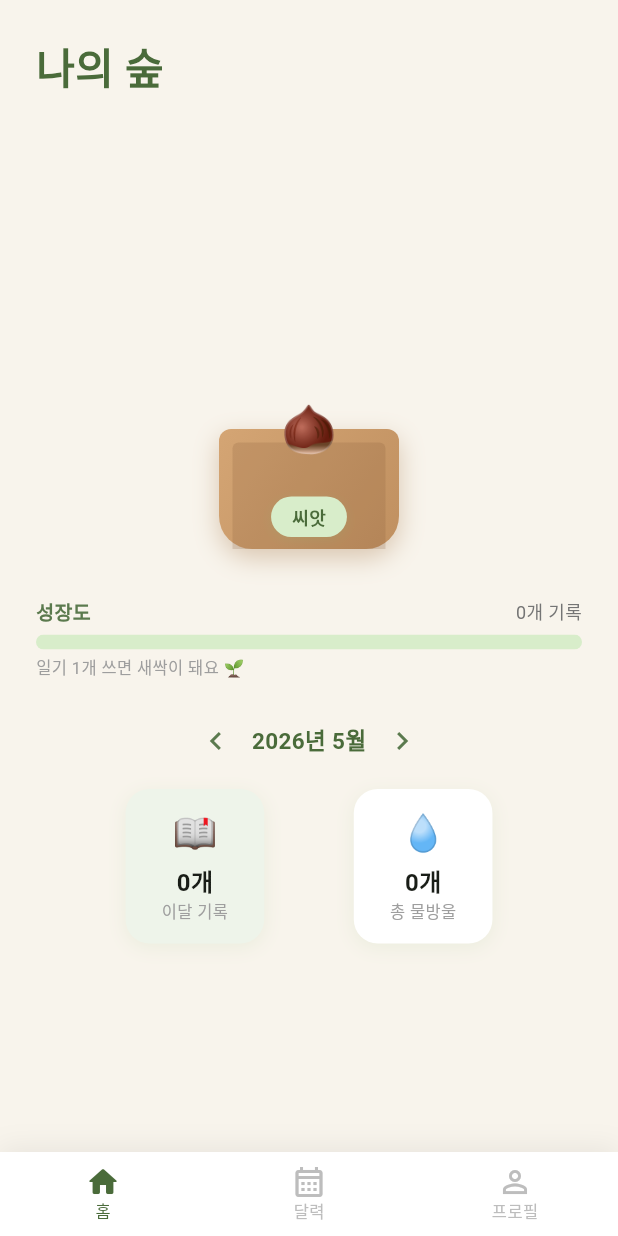
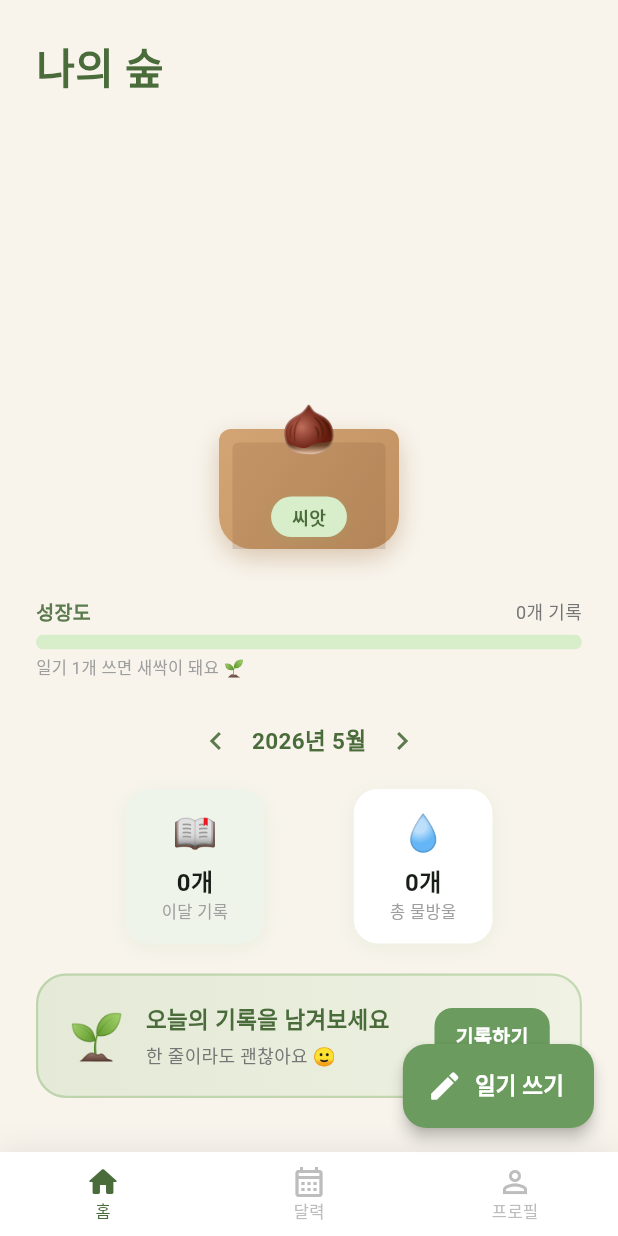
Before and after one commit to Rus12233/FinalExam, a Flutter app: the MainShell screen opened directly, after a tap on the "chevron left" icon, on a phone screen of 412 x 824 dp. Run offline on Flutter 3.47's test engine with Material 3 defaults, Android fonts, the phone set to English and light mode, and no system bars; our stand-ins replace hive, hive_flutter; accounts and stored records are empty.

Commit message:
chore: 화면 및 문서 업데이트
Co-Authored-By: Claude Sonnet 4.6 <noreply@anthropic.com>

```diff
--- a/lib/screens/home_screen.dart
+++ b/lib/screens/home_screen.dart
@@ -3,6 +3,7 @@ import 'package:provider/provider.dart';
 import '../providers/diary_provider.dart';
 import '../widgets/plant_widget.dart';
 import '../widgets/growth_progress_bar.dart';
+import 'write_screen.dart';
 
 class HomeScreen extends StatefulWidget {
   const HomeScreen({super.key});
@@ -35,12 +36,12 @@ class _HomeScreenState extends State<HomeScreen> {
               .entriesForMonth(_selectedMonth.year, _selectedMonth.month)
               .length;
 
-          return Padding(
-            padding: const EdgeInsets.all(24),
+          return SingleChildScrollView(
+            padding: const EdgeInsets.fromLTRB(24, 24, 24, 100),
             child: Column(
               crossAxisAlignment: CrossAxisAlignment.center,
               children: [
-                // 헤더 (버튼 없음)
+                // 헤더
                 const Align(
                   alignment: Alignment.centerLeft,
                   child: Text(
@@ -69,6 +70,10 @@ class _HomeScreenState extends State<HomeScreen> {
 
                 // 통계
                 _buildStats(monthCount, plant.waterDrops),
+                const SizedBox(height: 20),
+
+                // 오늘 기록 유도 카드
+                _buildTodayCard(context, provider),
               ],
             ),
           );
@@ -132,6 +137,127 @@ class _HomeScreenState extends State<HomeScreen> {
     );
   }
 
+  Widget _buildTodayCard(BuildContext context, DiaryProvider provider) {
+    final today = DateTime.now();
+    final todayEntries = provider.entriesForDate(today);
+
+    if (todayEntries.isEmpty) {
+      return GestureDetector(
+        onTap: () => Navigator.push(
+          context,
+          MaterialPageRoute(builder: (_) => const WriteScreen()),
+        ),
+        child: Container(
+          width: double.infinity,
+          padding: const EdgeInsets.symmetric(horizontal: 20, vertical: 18),
+          decoration: BoxDecoration(
+            gradient: LinearGradient(
+              colors: [
+                const Color(0xFF8FBA78).withValues(alpha: 0.18),
+                const Color(0xFFD8EDCA).withValues(alpha: 0.25),
+              ],
+            ),
+            borderRadius: BorderRadius.circular(20),
+            border: Border.all(
+              color: const Color(0xFF8FBA78).withValues(alpha: 0.45),
+              width: 1.5,
+            ),
+          ),
+          child: Row(
+            children: [
+              const Text('🌱', style: TextStyle(fontSize: 30)),
+              const SizedBox(width: 14),
+              Expanded(
+                child: Column(
+                  crossAxisAlignment: CrossAxisAlignment.start,
+                  children: [
+                    const Text(
+                      '오늘의 기록을 남겨보세요',
+                      style: TextStyle(
+                        fontSize: 15,
+                        fontWeight: FontWeight.bold,
+                        color: Color(0xFF4A6B3A),
+                      ),
+                    ),
+                    const SizedBox(height: 3),
+                    Text(
+                      '한 줄이라도 괜찮아요 🙂',
+                      style: TextStyle(fontSize: 12, color: Colors.grey.shade600),
+                    ),
+                  ],
+                ),
+              ),
+              Container(
+                padding: const EdgeInsets.symmetric(horizontal: 14, vertical: 9),
+                decoration: BoxDecoration(
+                  color: const Color(0xFF6B9B5E),
+                  borderRadius: BorderRadius.circular(12),
+                ),
+                child: const Text(
+                  '기록하기',
+                  style: TextStyle(
+                    color: Colors.white,
+                    fontSize: 13,
+                    fontWeight: FontWeight.bold,
+                  ),
+                ),
+              ),
+            ],
+          ),
+        ),
+      );
+    }
+
+    return Container(
+      width: double.infinity,
+      padding: const EdgeInsets.symmetric(horizontal: 18, vertical: 14),
+      decoration: BoxDecoration(
+        color: const Color(0xFFEEF4EA),
+        borderRadius: BorderRadius.circular(16),
+        border: Border.all(
+          color: const Color(0xFF8FBA78).withValues(alpha: 0.3),
+        ),
+      ),
+      child: Row(
+        children: [
+          const Text('✅', style: TextStyle(fontSize: 22)),
+          const SizedBox(width: 10),
+          Expanded(
+            child: Text(
+              '오늘 ${todayEntries.length}개 기록 완료!',
+              style: const TextStyle(
+                color: Color(0xFF4A6B3A),
+                fontWeight: FontWeight.w600,
+                fontSize: 14,
+              ),
+            ),
+          ),
+          GestureDetector(
+            onTap: () => Navigator.push(
+              context,
+              MaterialPageRoute(builder: (_) => const WriteScreen()),
+            ),
+            child: Container(
+              padding: const EdgeInsets.symmetric(horizontal: 12, vertical: 7),
+              decoration: BoxDecoration(
+                color: const Color(0xFF8FBA78).withValues(alpha: 0.22),
+                borderRadius: BorderRadius.circular(10),
+              ),
+              child: const Text(
+                '+ 추가',
+                style: TextStyle(
+                  color: Color(0xFF4A6B3A),
+                  fontSize: 12,
+                  fontWeight: FontWeight.bold,
+                ),
+              ),
+            ),
+          ),
+        ],
+      ),
+    );
+  }
+
   Widget _statCard(String label, String value, String emoji, Color? bg) {
     return Container(
       padding: const EdgeInsets.symmetric(horizontal: 24, vertical: 12),
--- a/lib/screens/main_shell.dart
+++ b/lib/screens/main_shell.dart
@@ -2,6 +2,7 @@ import 'package:flutter/material.dart';
 import 'home_screen.dart';
 import 'calendar_screen.dart';
 import 'profile_screen.dart';
+import 'write_screen.dart';
 
 class MainShell extends StatefulWidget {
   const MainShell({super.key});
@@ -27,6 +28,20 @@ class _MainShellState extends State<MainShell> {
         index: _index,
         children: _pages,
       ),
+      floatingActionButton: _index == 0
+          ? FloatingActionButton.extended(
+              onPressed: () => Navigator.push(
+                context,
+                MaterialPageRoute(builder: (_) => const WriteScreen()),
+              ),
+              backgroundColor: const Color(0xFF6B9B5E),
+              foregroundColor: Colors.white,
+              icon: const Icon(Icons.edit_rounded),
+              label: const Text('일기 쓰기',
+                  style: TextStyle(fontWeight: FontWeight.bold, fontSize: 15)),
+              elevation: 4,
+            )
+          : null,
       bottomNavigationBar: Container(
         decoration: BoxDecoration(
           color: Colors.white,
```
Also changed, not shown: 1 other file.
